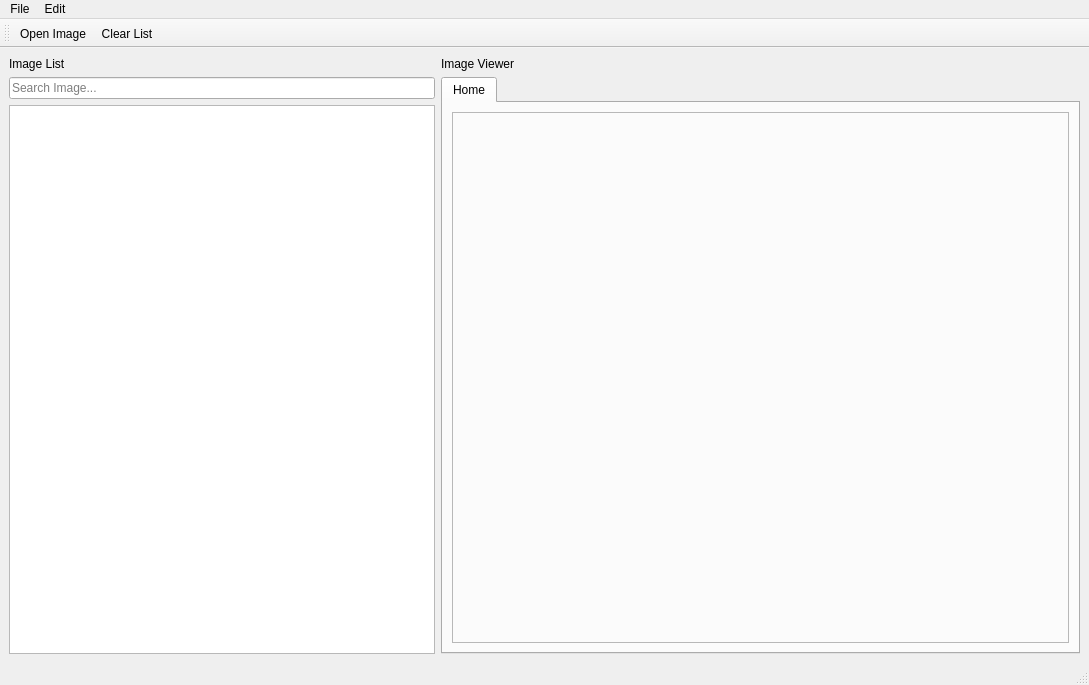
Above: UI/image_viewer.ui from KimYeonJun/ImageViewer before the change. Below: the same form after it.
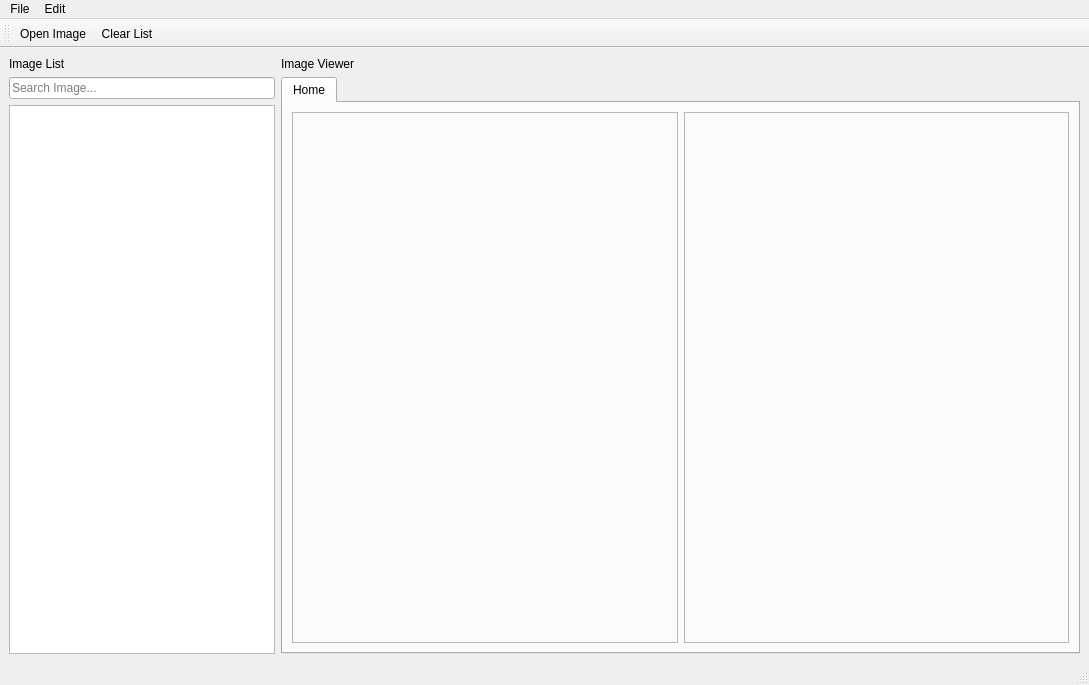
That is the form after the change. Icons and pictures are not drawn.

Patch:
```diff
--- a/UI/image_viewer.ui
+++ b/UI/image_viewer.ui
@@ -22,7 +22,7 @@
     <item row="0" column="0">
      <layout class="QVBoxLayout" name="verticalLayout_2">
       <item>
-       <layout class="QHBoxLayout" name="horizontalLayout" stretch="2,3">
+       <layout class="QHBoxLayout" name="horizontalLayout" stretch="1,3">
         <item>
          <widget class="QLabel" name="label_2">
           <property name="text">
@@ -40,7 +40,7 @@
        </layout>
       </item>
       <item>
-       <layout class="QHBoxLayout" name="horizontalLayout_2" stretch="2,3">
+       <layout class="QHBoxLayout" name="horizontalLayout_2" stretch="1,3">
         <item>
          <layout class="QVBoxLayout" name="verticalLayout">
           <item>
@@ -65,14 +65,21 @@
             <string>Home</string>
            </attribute>
            <layout class="QGridLayout" name="gridLayout_2">
-            <item row="0" column="0">
+            <item row="0" column="1">
              <widget class="QLabel" name="label">
-              <property name="minimumSize">
-               <size>
-                <width>411</width>
-                <height>0</height>
-               </size>
+              <property name="frameShape">
+               <enum>QFrame::StyledPanel</enum>
               </property>
+              <property name="text">
+               <string/>
+              </property>
+              <property name="scaledContents">
+               <bool>true</bool>
+              </property>
+             </widget>
+            </item>
+            <item row="0" column="2">
+             <widget class="QLabel" name="label2">
               <property name="frameShape">
                <enum>QFrame::StyledPanel</enum>
               </property>
```
Left out of the diff: 5 changed lines with no effect on the pictures.
